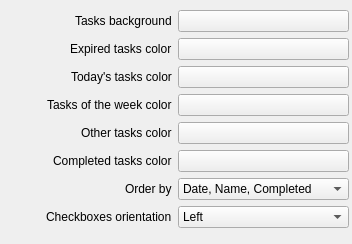
Above: tasks/src/appearanceconfig.ui from KDE/akonadi-google-applets before the change. Below: the same form after it.
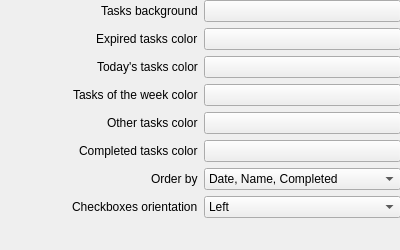
That is the form after the change. Custom widgets are drawn as their Qt base class.

Commit message: Unification size of configurations dialogs

```diff
--- a/tasks/src/appearanceconfig.ui
+++ b/tasks/src/appearanceconfig.ui
@@ -6,22 +6,22 @@
    <rect>
     <x>0</x>
     <y>0</y>
-    <width>352</width>
-    <height>244</height>
+    <width>400</width>
+    <height>250</height>
    </rect>
   </property>
   <property name="minimumSize">
    <size>
-    <width>352</width>
-    <height>228</height>
+    <width>400</width>
+    <height>250</height>
    </size>
   </property>
   <widget class="QWidget" name="layoutWidget">
    <property name="geometry">
     <rect>
      <x>0</x>
-     <y>10</y>
-     <width>349</width>
+     <y>0</y>
+     <width>401</width>
      <height>222</height>
     </rect>
    </property>
```
The commit also changes 5 other files.
